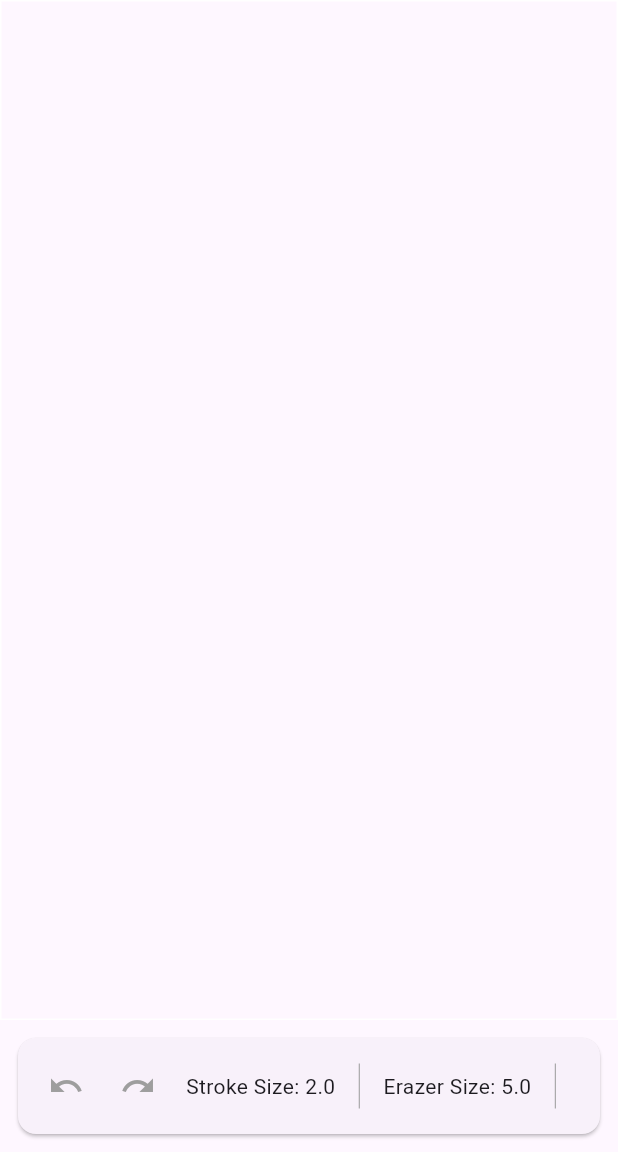
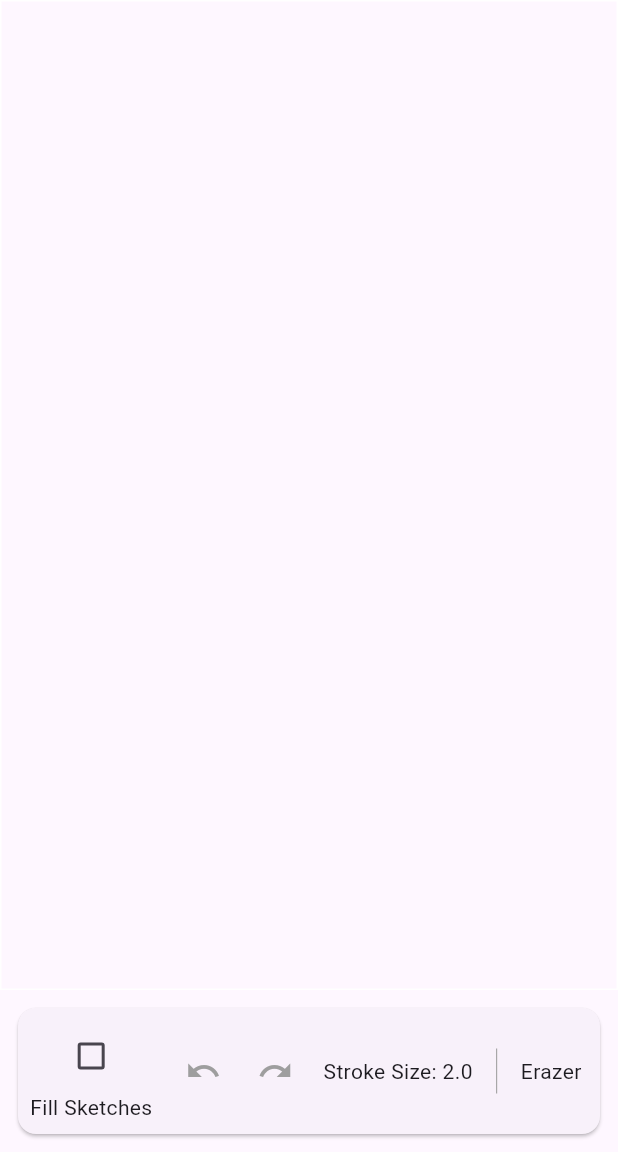
Before and after one commit to stevenosse/paper_board, a Flutter app: the screen it shows after launch, on a phone screen of 412 x 824 dp, the part 84-1236 px from its top. Run offline on Flutter 3.47's test engine with Material 3 defaults, Android fonts, the phone set to English and light mode, and no system bars.

Commit message:
Add fillSketches checkbox and implement its functionality

```diff
--- a/lib/src/components/paper_board_toolbar.dart
+++ b/lib/src/components/paper_board_toolbar.dart
@@ -30,6 +30,16 @@ class _PaperBoardToolbarState extends State<PaperBoardToolbar> {
               scrollDirection: Axis.horizontal,
               child: Row(
                 children: [
+                  Column(
+                    children: [
+                      Checkbox(
+                        value: controller.fillSketches,
+                        onChanged: (value) => controller.setFillSketches(value!),
+                      ),
+                      const Text('Fill Sketches'),
+                    ],
+                  ),
+                  const SizedBox(width: 10),
                   IconButton(
                     onPressed: () {
                       widget.controller.undo();
--- a/lib/src/models/shapes/rectangle.dart
+++ b/lib/src/models/shapes/rectangle.dart
@@ -17,7 +17,7 @@ final class RectangleSketch extends SketchBase {
     final paint = Paint()
       ..color = color ?? Colors.black
       ..strokeWidth = thickness
-      ..style = PaintingStyle.stroke;
+      ..style = filled ? PaintingStyle.fill : PaintingStyle.stroke;
 
     if (points.length >= 2) {
       canvas.drawRect(Rect.fromPoints(points.first, points.last), paint);
```
Also changed, not shown: lib/src/drawing_board_controller.dart (+10 -0 lines).
